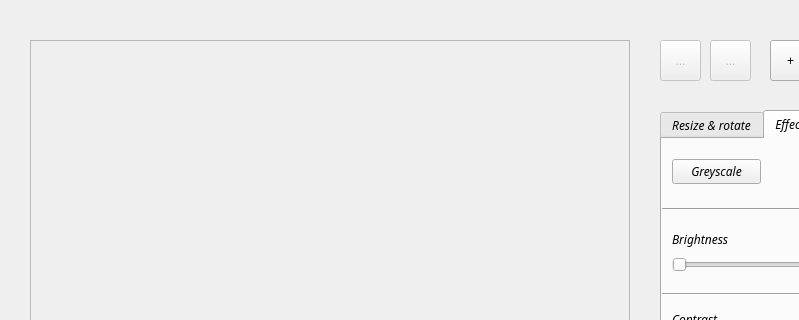
The window that Descan/mainwindow.ui (ratspeaker/descan) describes before a commit, drawn with Qt 5; both pictures show x 0 to 799 and y 0 to 320 of the 950 by 700 pixel window.
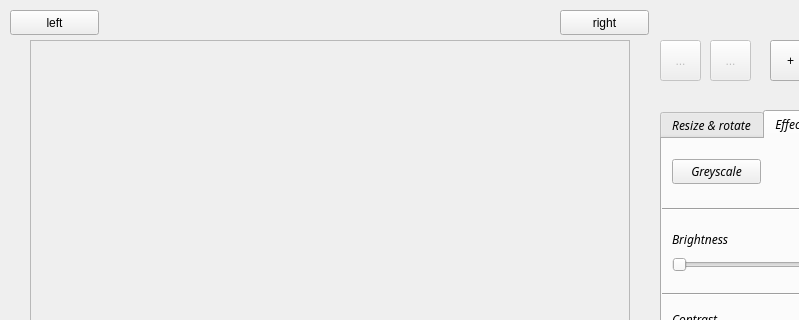
The same window after the commit. The open tabs and pages were chosen to show the change. Icons and pictures are not drawn.

The edit to the form file:
```diff
--- a/Descan/mainwindow.ui
+++ b/Descan/mainwindow.ui
@@ -821,6 +821,32 @@
       <string>-</string>
      </property>
     </widget>
+    <widget class="QPushButton" name="pushButton">
+     <property name="geometry">
+      <rect>
+       <x>10</x>
+       <y>10</y>
+       <width>89</width>
+       <height>25</height>
+      </rect>
+     </property>
+     <property name="text">
+      <string>left</string>
+     </property>
+    </widget>
+    <widget class="QPushButton" name="pushButton_2">
+     <property name="geometry">
+      <rect>
+       <x>560</x>
+       <y>10</y>
+       <width>89</width>
+       <height>25</height>
+      </rect>
+     </property>
+     <property name="text">
+      <string>right</string>
+     </property>
+    </widget>
    </widget>
    <widget class="QWidget" name="page">
     <widget class="QPushButton" name="pbFinish">
```
Left out of the diff: 4 changed lines with no effect on the pictures.
